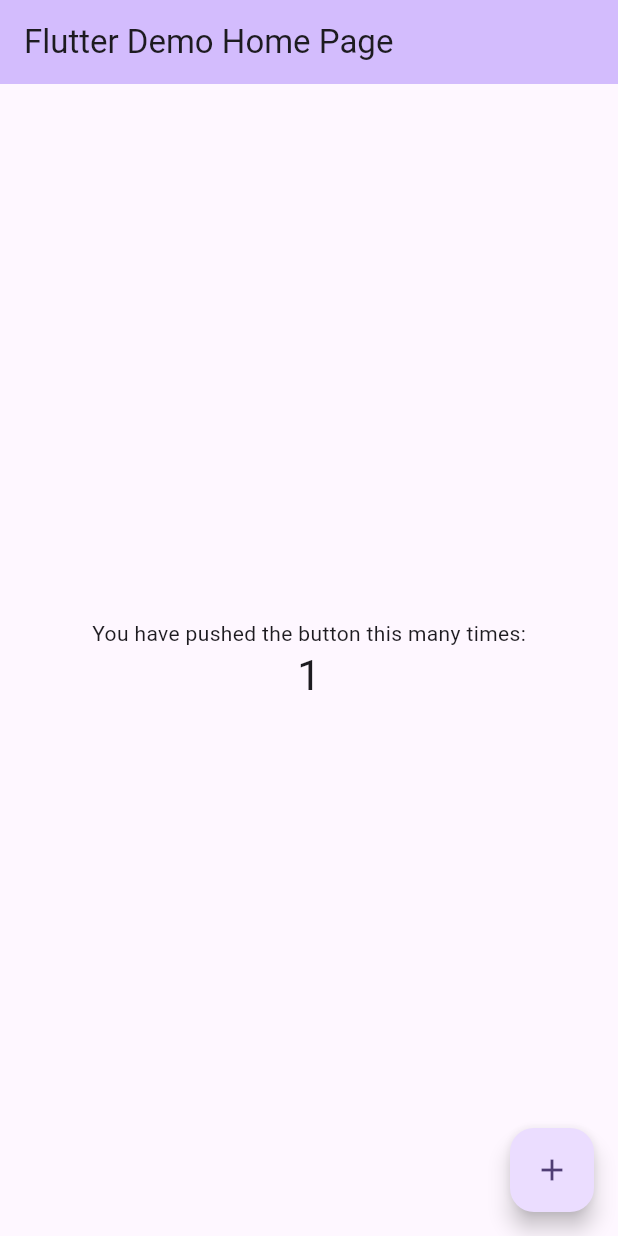
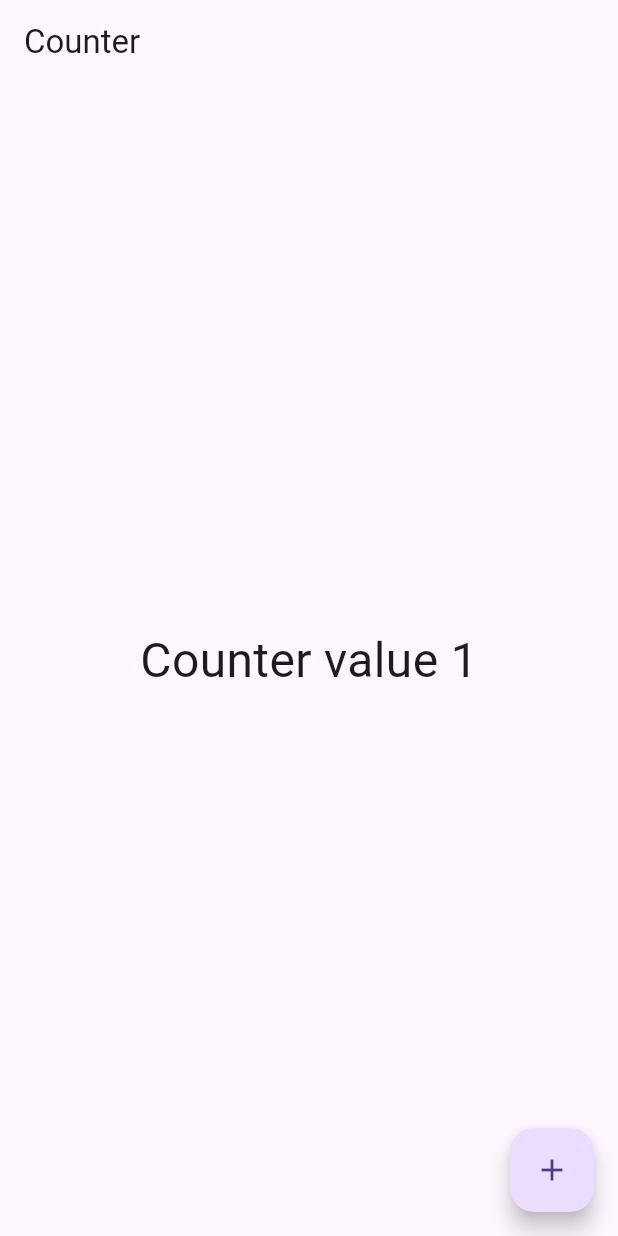
Before and after one commit to LuisHernandez1611681/flutter_contador, a Flutter app: the screen it shows after launch, after a tap on the "add" icon, on a phone screen of 412 x 824 dp. Run offline on Flutter 3.47's test engine with Material 3 defaults, Android fonts, the phone set to English and light mode, and no system bars; our stand-ins replace flutter_riverpod, riverpod.

Commit message:
Se creo el counterPage

```diff
--- /dev/null
+++ b/lib/features/counter/counter_provider.dart
@@ -0,0 +1,26 @@
+import 'package:flutter_contador/features/counter/data/counter_repository.dart';
+import 'package:flutter_contador/features/counter/domain/repositories/counter_repository.dart';
+import 'package:flutter_contador/features/counter/domain/usecases/get_counter.dart';
+import 'package:flutter_contador/features/counter/domain/usecases/update_counter.dart';
+import 'package:riverpod/riverpod.dart';
+
+final counterRepositoryProvider = Provider<CounterRepository>((ref) {
+  return CounterRepositoryImpl();
+});
+
+// Casos de uso
+final getCounterProvider = Provider<GetCounter>((ref) {
+  final repository = ref.watch(counterRepositoryProvider);
+  return GetCounter(repository);
+});
+
+final updateCounterProvider = Provider<UpdateCounter>((ref) {
+  final repository = ref.watch(counterRepositoryProvider);
+  return UpdateCounter(repository);
+});
+
+final counterStateProvider = FutureProvider((ref) async {
+  final getCounter = ref.watch(getCounterProvider);
+  final counter = await getCounter();
+  return counter;
+});
--- /dev/null
+++ b/lib/features/counter/presentation/counter_page.dart
@@ -0,0 +1,43 @@
+import 'package:flutter/material.dart';
+import 'package:flutter_contador/features/counter/counter_provider.dart';
+import 'package:flutter_riverpod/flutter_riverpod.dart';
+
+class CounterPage extends ConsumerWidget {
+  const CounterPage({super.key});
+
+  @override
+  Widget build(BuildContext context, WidgetRef ref) {
+    final counterState = ref.watch(counterStateProvider);
+
+    return Scaffold(
+      // Titulo
+      appBar: AppBar(
+        title: const Text('Counter'),
+      ),
+
+      // Cuerpo
+      body: Center(
+        child: counterState.when(
+          data: (counter) => Text('Counter value ${counter.value}', style: const TextStyle(fontSize: 32)),
+          error: (e, stack) => Text('Error: $e'),
+          loading: () => const CircularProgressIndicator()
+        ),
+      ),
+
+      // Boton flotante
+      floatingActionButton: FloatingActionButton(
+        onPressed: () async {
+          final currentCounter = await ref.read(counterStateProvider.future);
+          final newCounterValue = currentCounter.value + 1;
+
+          // Cambiamos su valor
+          await ref.read(updateCounterProvider).call(newCounterValue);
+          ref.refresh(counterStateProvider);
+        },
+        child: const Icon(Icons.add),
+      ),
+
+    );
+  }
+
+}
--- a/lib/main.dart
+++ b/lib/main.dart
@@ -1,7 +1,13 @@
 import 'package:flutter/material.dart';
+import 'package:flutter_contador/features/counter/presentation/counter_page.dart';
+import 'package:flutter_riverpod/flutter_riverpod.dart';
 
 void main() {
-  runApp(const MyApp());
+  runApp(
+    const ProviderScope(
+      child: MyApp()
+    )
+  );
 }
 
 class MyApp extends StatelessWidget {
@@ -11,115 +17,13 @@ class MyApp extends StatelessWidget {
   @override
   Widget build(BuildContext context) {
     return MaterialApp(
-      title: 'Flutter Demo',
+      debugShowCheckedModeBanner: false,
+      title: 'Flutter Clean Architecture',
       theme: ThemeData(
-        // This is the theme of your application.
-        //
-        // TRY THIS: Try running your application with "flutter run". You'll see
-        // the application has a purple toolbar. Then, without quitting the app,
-        // try changing the seedColor in the colorScheme below to Colors.green
-        // and then invoke "hot reload" (save your changes or press the "hot
-        // reload" button in a Flutter-supported IDE, or press "r" if you used
-        // the command line to start the app).
-        //
-        // Notice that the counter didn't reset back to zero; the application
-        // state is not lost during the reload. To reset the state, use hot
-        // restart instead.
-        //
-        // This works for code too, not just values: Most code changes can be
-        // tested with just a hot reload.
-        colorScheme: ColorScheme.fromSeed(seedColor: Colors.deepPurple),
+        primarySwatch: Colors.blue,
         useMaterial3: true,
       ),
-      home: const MyHomePage(title: 'Flutter Demo Home Page'),
+      home: CounterPage()
     );
   }
 }
-
-class MyHomePage extends StatefulWidget {
-  const MyHomePage({super.key, required this.title});
-
-  // This widget is the home page of your application. It is stateful, meaning
-  // that it has a State object (defined below) that contains fields that affect
-  // how it looks.
-
-  // This class is the configuration for the state. It holds the values (in this
-  // case the title) provided by the parent (in this case the App widget) and
-  // used by the build method of the State. Fields in a Widget subclass are
-  // always marked "final".
-
-  final String title;
-
-  @override
-  State<MyHomePage> createState() => _MyHomePageState();
-}
-
-class _MyHomePageState extends State<MyHomePage> {
-  int _counter = 0;
-
-  void _incrementCounter() {
-    setState(() {
-      // This call to setState tells the Flutter framework that something has
-      // changed in this State, which causes it to rerun the build method below
-      // so that the display can reflect the updated values. If we changed
-      // _counter without calling setState(), then the build method would not be
-      // called again, and so nothing would appear to happen.
-      _counter++;
-    });
-  }
-
-  @override
-  Widget build(BuildContext context) {
-    // This method is rerun every time setState is called, for instance as done
-    // by the _incrementCounter method above.
-    //
-    // The Flutter framework has been optimized to make rerunning build methods
-    // fast, so that you can just rebuild anything that needs updating rather
-    // than having to individually change instances of widgets.
-    return Scaffold(
-      appBar: AppBar(
-        // TRY THIS: Try changing the color here to a specific color (to
-        // Colors.amber, perhaps?) and trigger a hot reload to see the AppBar
-        // change color while the other colors stay the same.
-        backgroundColor: Theme.of(context).colorScheme.inversePrimary,
-        // Here we take the value from the MyHomePage object that was created by
-        // the App.build method, and use it to set our appbar title.
-        title: Text(widget.title),
-      ),
-      body: Center(
-        // Center is a layout widget. It takes a single child and positions it
-        // in the middle of the parent.
-        child: Column(
-          // Column is also a layout widget. It takes a list of children and
-          // arranges them vertically. By default, it sizes itself to fit its
-          // children horizontally, and tries to be as tall as its parent.
-          //
-          // Column has various properties to control how it sizes itself and
-          // how it positions its children. Here we use mainAxisAlignment to
-          // center the children vertically; the main axis here is the vertical
-          // axis because Columns are vertical (the cross axis would be
-          // horizontal).
-          //
-          // TRY THIS: Invoke "debug painting" (choose the "Toggle Debug Paint"
-          // action in the IDE, or press "p" in the console), to see the
-          // wireframe for each widget.
-          mainAxisAlignment: MainAxisAlignment.center,
-          children: <Widget>[
-            const Text(
-              'You have pushed the button this many times:',
-            ),
-            Text(
-              '$_counter',
-              style: Theme.of(context).textTheme.headlineMedium,
-            ),
-          ],
-        ),
-      ),
-      floatingActionButton: FloatingActionButton(
-        onPressed: _incrementCounter,
-        tooltip: 'Increment',
-        child: const Icon(Icons.add),
-      ), // This trailing comma makes auto-formatting nicer for build methods.
-    );
-  }
-}
```
Also changed, not shown: pubspec.yaml (+4 -17 lines), pubspec.lock.
